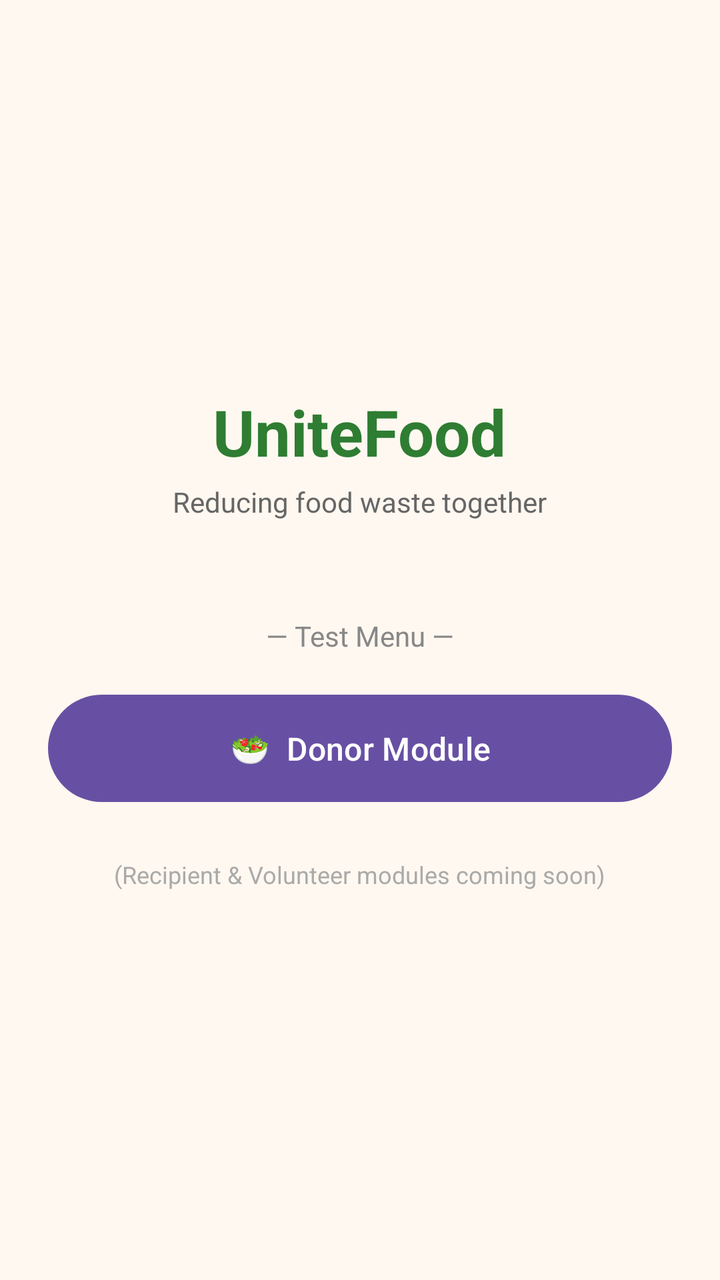
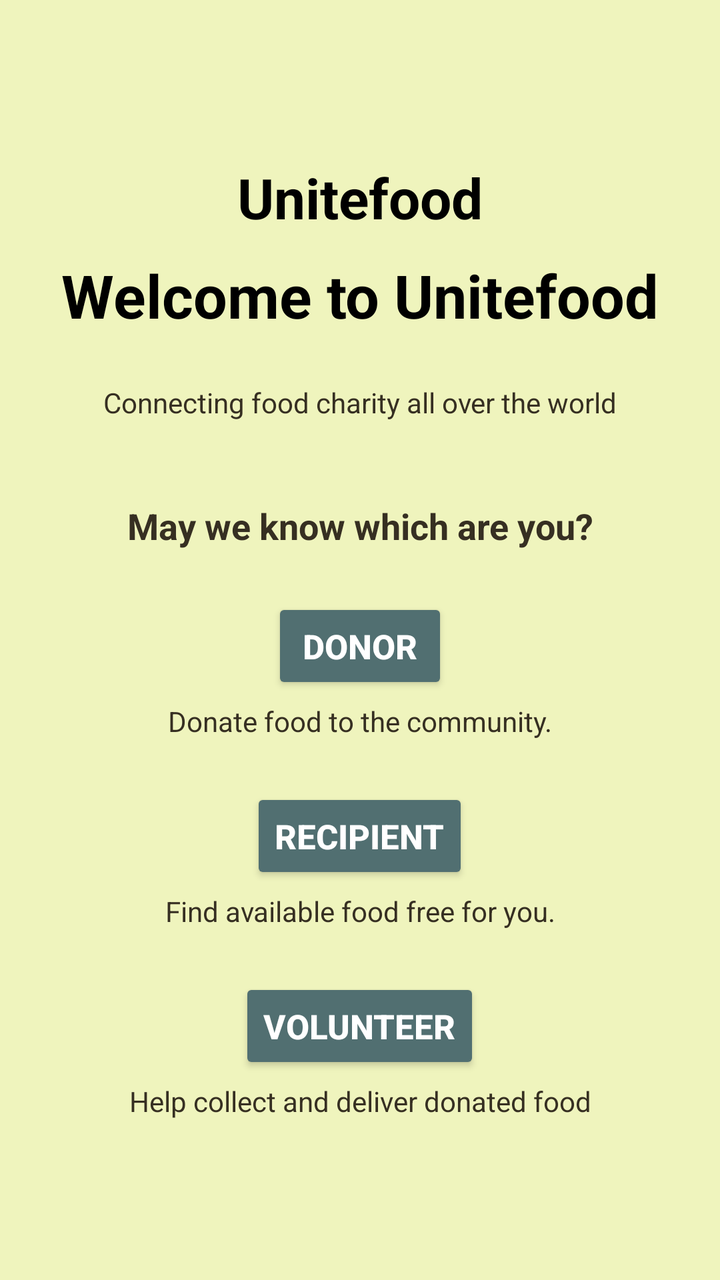

Screens rendered from an Android XML layout before and after an edit, with the pre-edit source and the edit as a unified diff.
<!-- AndroidManifest.xml: application theme Theme.GroupProject -->
<!-- res/layout/activity_main.xml -->
<?xml version="1.0" encoding="utf-8"?>
<LinearLayout xmlns:android="http://schemas.android.com/apk/res/android"
    xmlns:app="http://schemas.android.com/apk/res-auto"
    android:id="@+id/main"
    android:layout_width="match_parent"
    android:layout_height="match_parent"
    android:orientation="vertical"
    android:gravity="center"
    android:padding="24dp"
    android:background="#FFF8F0">

        <TextView
            android:layout_width="wrap_content"
            android:layout_height="wrap_content"
            android:text="UniteFood"
            android:textSize="32sp"
            android:textStyle="bold"
            android:textColor="#2E7D32"/>

        <TextView
            android:layout_width="wrap_content"
            android:layout_height="wrap_content"
            android:text="Reducing food waste together"
            android:textSize="14sp"
            android:textColor="#666666"
            android:layout_marginTop="4dp"
            android:layout_marginBottom="48dp"/>

        <TextView
            android:layout_width="wrap_content"
            android:layout_height="wrap_content"
            android:text="— Test Menu —"
            android:textSize="14sp"
            android:textColor="#888888"
            android:layout_marginBottom="16dp"/>

        <com.google.android.material.button.MaterialButton
            android:id="@+id/btnOpenDonor"
            android:layout_width="match_parent"
            android:layout_height="wrap_content"
            android:text="🥗  Donor Module"
            android:padding="16dp"
            android:textSize="16sp"/>

        <TextView
            android:layout_width="wrap_content"
            android:layout_height="wrap_content"
            android:text="(Recipient &amp; Volunteer modules coming soon)"
            android:textSize="12sp"
            android:textColor="#AAAAAA"
            android:layout_marginTop="24dp"/>

</LinearLayout>
<!-- resources referenced by this layout -->
<resources>
  <style name="Theme.GroupProject" parent="Base.Theme.GroupProject" />
  <style name="Base.Theme.GroupProject" parent="Theme.Material3.DayNight.NoActionBar">
          
          
      </style>
</resources>

<!-- the commit's change to res/layout/activity_main.xml (unified diff, before → after) -->
@@ -1,53 +1,125 @@
 <?xml version="1.0" encoding="utf-8"?>
-<LinearLayout xmlns:android="http://schemas.android.com/apk/res/android"
-    xmlns:app="http://schemas.android.com/apk/res-auto"
-    android:id="@+id/main"
+<ScrollView
+    xmlns:android="http://schemas.android.com/apk/res/android"
     android:layout_width="match_parent"
     android:layout_height="match_parent"
-    android:orientation="vertical"
-    android:gravity="center"
-    android:padding="24dp"
-    android:background="#FFF8F0">
+    android:background="@color/background"
+    android:fillViewport="true">
+
+
+    <LinearLayout
+        android:id="@+id/Menu"
+        android:layout_height="wrap_content"
+        android:layout_width="match_parent"
+        android:orientation="vertical"
+        android:gravity="center">
+
 
         <TextView
+            android:id="@+id/roleTitle"
             android:layout_width="wrap_content"
             android:layout_height="wrap_content"
-            android:text="UniteFood"
-            android:textSize="32sp"
-            android:textStyle="bold"
-            android:textColor="#2E7D32"/>
+            android:text="@string/title"
+            android:textColor="@color/primary_text"
+            android:textSize="@dimen/title_size"
+            android:textStyle="bold"/>
+
 
         <TextView
+            android:id="@+id/welcomeTV"
+            android:layout_width="match_parent"
+            android:layout_height="wrap_content"
+            android:layout_marginTop="10dp"
+            android:gravity="center"
+            android:text="@string/welcome_title"
+            android:textSize="30dp"
+            android:textColor="@color/primary_text"
+            android:textStyle="bold"/>
+
+
+        <TextView
+            android:id="@+id/welcomeDesc"
+            android:layout_width="match_parent"
+            android:layout_height="wrap_content"
+            android:layout_marginTop="@dimen/spacing_large"
+            android:gravity="center"
+            android:text="@string/welcome_desc"
+            android:textColor="@color/secondary_text"
+            android:textSize="@dimen/body_size"/>
+
+
+        <TextView
+            android:id="@+id/chooseRole"
+            android:layout_width="match_parent"
+            android:layout_height="wrap_content"
+            android:layout_marginTop="40dp"
+            android:text="@string/choose_role"
+            android:textColor="@color/secondary_text"
+            android:gravity="center"
+            android:textSize="18sp"
+            android:textStyle="bold"/>
+
+        <Button
+            android:id="@+id/donorBtn"
             android:layout_width="wrap_content"
             android:layout_height="wrap_content"
-            android:text="Reducing food waste together"
-            android:textSize="14sp"
-            android:textColor="#666666"
-            android:layout_marginTop="4dp"
-            android:layout_marginBottom="48dp"/>
+            android:layout_marginTop="@dimen/spacing_large"
+            android:backgroundTint="@color/button"
+            android:text="@string/donor"
+            android:textColor="@color/white"
+            android:textSize="17sp"
+            android:textStyle="bold"/>
 
         <TextView
+            android:layout_width="match_parent"
+            android:layout_height="wrap_content"
+            android:layout_marginTop="4dp"
+            android:gravity="center"
+            android:text="@string/donor_desc"
+            android:textColor="@color/secondary_text"
+            android:textSize="@dimen/body_size"/>
+
+
+        <Button
+            android:id="@+id/recipientBtn"
             android:layout_width="wrap_content"
             android:layout_height="wrap_content"
-            android:text="— Test Menu —"
-            android:textSize="14sp"
-            android:textColor="#888888"
-            android:layout_marginBottom="16dp"/>
+            android:layout_marginTop="@dimen/spacing_large"
+            android:backgroundTint="@color/button"
+            android:text="@string/recipient"
+            android:textColor="@color/white"
+            android:textSize="17sp"
+            android:textStyle="bold"/>
 
-        <com.google.android.material.button.MaterialButton
-            android:id="@+id/btnOpenDonor"
+        <TextView
             android:layout_width="match_parent"
             android:layout_height="wrap_content"
-            android:text="🥗  Donor Module"
-            android:padding="16dp"
-            android:textSize="16sp"/>
+            android:layout_marginTop="4dp"
+            android:gravity="center"
+            android:text="@string/recipient_desc"
+            android:textColor="@color/secondary_text"
+            android:textSize="@dimen/body_size"/>
+
+
+        <Button
+            android:id="@+id/volunteerBtn"
+            android:layout_width="wrap_content"
+            android:layout_height="wrap_content"
+            android:layout_marginTop="@dimen/spacing_large"
+            android:backgroundTint="@color/button"
+            android:text="@string/volunteer"
+            android:textColor="@color/white"
+            android:textSize="17sp"
+            android:textStyle="bold"/>
 
         <TextView
-            android:layout_width="wrap_content"
+            android:layout_width="match_parent"
             android:layout_height="wrap_content"
-            android:text="(Recipient &amp; Volunteer modules coming soon)"
-            android:textSize="12sp"
-            android:textColor="#AAAAAA"
-            android:layout_marginTop="24dp"/>
+            android:layout_marginTop="4dp"
+            android:gravity="center"
+            android:text="@string/volunteer_desc"
+            android:textColor="@color/secondary_text"
+            android:textSize="@dimen/body_size"/>
 
-</LinearLayout>
+    </LinearLayout>
+</ScrollView>
<!-- resource entries referenced after the edit -->
@@ -1,5 +1,24 @@
 <!-- resources referenced by this layout -->
 <resources>
+  <color name="background">#EFF4BD
+      </color>
+  <color name="button">#516F71</color>
+  <color name="primary_text">#FF000000</color>
+  <color name="secondary_text">#362F22</color>
+  <color name="white">#FFFFFFFF</color>
+  <dimen name="body_size">14sp</dimen>
+  <dimen name="spacing_large">24dp</dimen>
+  <dimen name="title_size">28sp</dimen>
+  <string name="choose_role">May we know which are you?</string>
+  <string name="donor">Donor</string>
+  <string name="donor_desc">Donate food to the community.</string>
+  <string name="recipient">Recipient</string>
+  <string name="recipient_desc">Find available food free for you.</string>
+  <string name="title">Unitefood</string>
+  <string name="volunteer">Volunteer</string>
+  <string name="volunteer_desc">Help collect and deliver donated food</string>
+  <string name="welcome_desc">Connecting food charity all over the world</string>
+  <string name="welcome_title">Welcome to Unitefood</string>
   <style name="Theme.GroupProject" parent="Base.Theme.GroupProject" />
   <style name="Base.Theme.GroupProject" parent="Theme.Material3.DayNight.NoActionBar">
           
